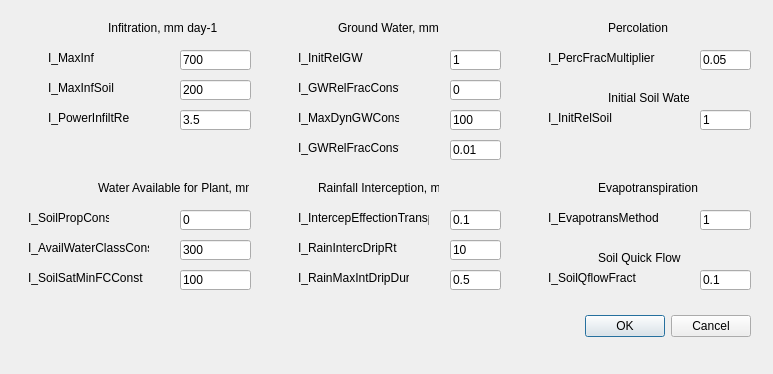
uttu90/stella, file uis/qtdesigners/input_soil_and_plant_water.ui: the form before one commit.
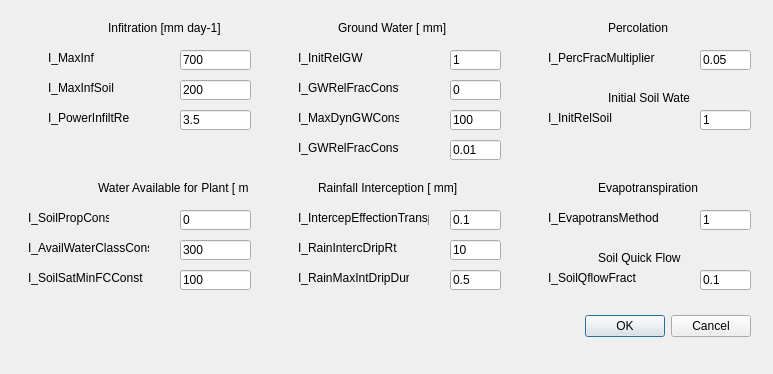
The form after the commit.

Diff of the .ui file:
```diff
--- a/uis/qtdesigners/input_soil_and_plant_water.ui
+++ b/uis/qtdesigners/input_soil_and_plant_water.ui
@@ -47,12 +47,12 @@
     <rect>
      <x>318</x>
      <y>180</y>
-     <width>121</width>
+     <width>151</width>
      <height>16</height>
     </rect>
    </property>
    <property name="text">
-    <string>Rainfall Interception, mm</string>
+    <string>Rainfall Interception [ mm]</string>
    </property>
   </widget>
   <widget class="QLabel" name="label_176">
@@ -234,7 +234,7 @@
     </rect>
    </property>
    <property name="text">
-    <string>Ground Water, mm</string>
+    <string>Ground Water [ mm]</string>
    </property>
   </widget>
   <widget class="QLineEdit" name="isI_SoilPropConst">
@@ -260,7 +260,7 @@
     </rect>
    </property>
    <property name="text">
-    <string>Infitration, mm day-1</string>
+    <string>Infitration [mm day-1]</string>
    </property>
   </widget>
   <widget class="QLabel" name="label_183">
@@ -494,7 +494,7 @@
     </rect>
    </property>
    <property name="text">
-    <string>Water Available for Plant, mm</string>
+    <string>Water Available for Plant [ mm]</string>
    </property>
   </widget>
   <widget class="QLineEdit" name="I_RainIntercDripRt">
```
